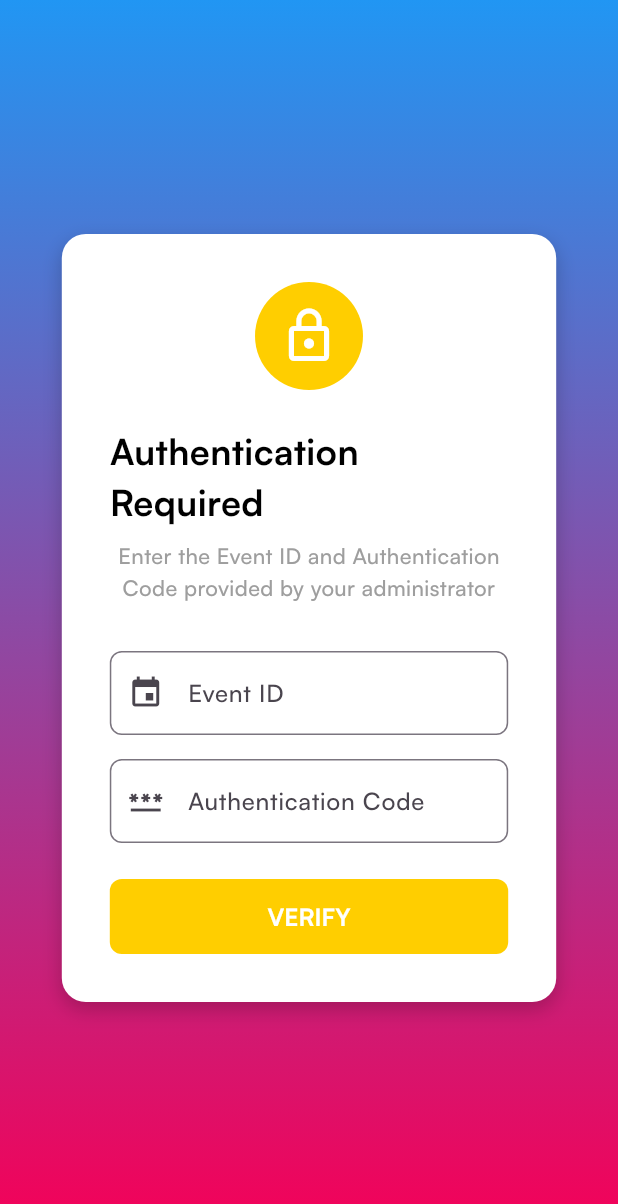
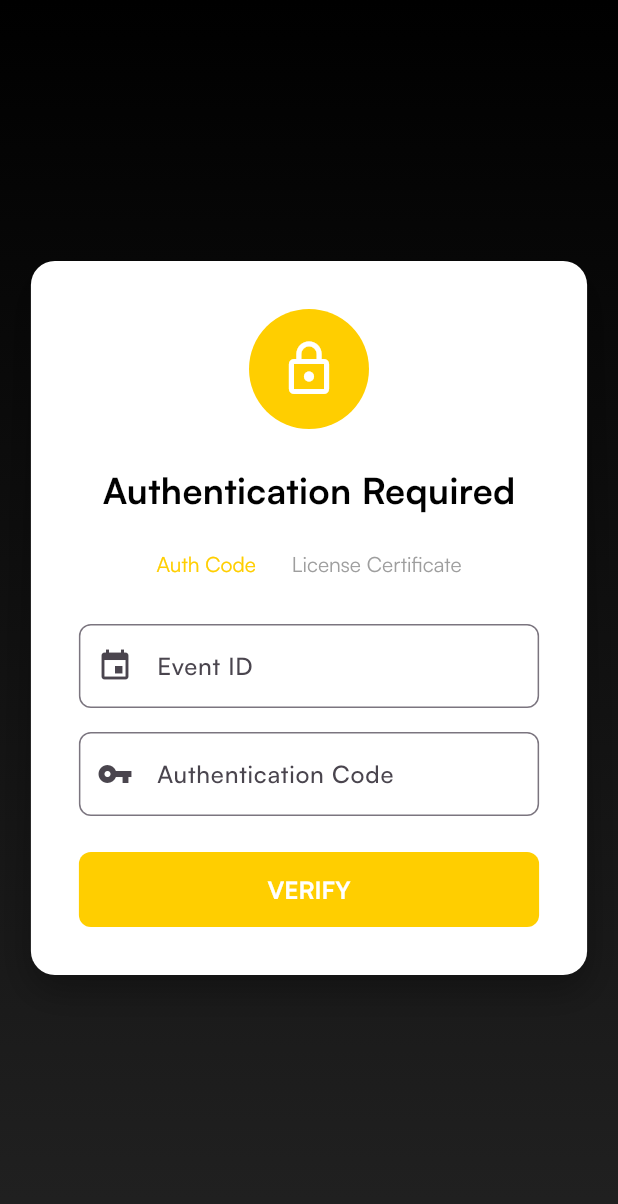
Before and after one commit to Craftech360-projects/Common_Photobooth_Flutter, a Flutter app: the screen it shows after launch, on a phone screen of 412 x 824 dp. Shown: the top 1204 px of the screen. Run offline on Flutter 3.47's test engine with Material 3 defaults, Android fonts, the phone set to English and light mode, and no system bars; our stand-ins replace camera, file_picker, flutter_colorpicker, flutter_secure_storage, qr_flutter, shared_preferences and 2 more; missing offline and left inert: camera_macos, camera_platform_interface, camera_windows; accounts and stored records are empty.

Commit message:
License key setup added

```diff
--- a/lib/presentation/auth_screen.dart
+++ b/lib/presentation/auth_screen.dart
@@ -1,3 +1,6 @@
+import 'dart:io';
+
+import 'package:file_picker/file_picker.dart';
 import 'package:flutter/material.dart';
 import 'package:photobooth_flutter/core/themes/app_colors.dart';
 import 'package:photobooth_flutter/providers/auth_provider.dart';
@@ -15,6 +18,9 @@
   final _formKey = GlobalKey<FormState>();
   final _eventIdController = TextEditingController();
   final _authCodeController = TextEditingController();
+  bool _showLicenseInput = false;
+  String? _licenseContent;
+  String? _licenseFileName;
 
   @override
   void dispose() {
@@ -27,15 +33,50 @@
     if (_formKey.currentState?.validate() ?? false) {
       final authProvider = Provider.of<AuthProvider>(context, listen: false);
 
-      final success = await authProvider.verifyAuthCode(
+      bool success;
+      if (_showLicenseInput) {
+        // Verify license certificate
+        if (_licenseContent == null) {
+          // Use the new setError method instead of direct assignment
+          authProvider
+              .setError('Please select a license file or enter license text');
+          return;
+        }
+        success = await authProvider.verifyLicense(_licenseContent!);
+      } else {
+        // Verify with event ID and auth code
+        success = await authProvider.verifyAuthCode(
           eventId: _eventIdController.text.trim(),
           authCode: _authCodeController.text.trim(),
         );
+      }
 
       if (success && mounted) {
         await Navigator.of(context)
             .pushReplacementNamed(AppRoutes.welcomeScreen);
       }
+    }
+  }
+
+  Future<void> _pickLicenseFile() async {
+    try {
+      FilePickerResult? result = await FilePicker.platform.pickFiles(
+        type: FileType.custom,
+        allowedExtensions: ['lic', 'txt'],
+      );
+
+      if (result != null) {
+        File file = File(result.files.single.path!);
+        String content = await file.readAsString();
+        setState(() {
+          _licenseContent = content;
+          _licenseFileName = result.files.single.name;
+        });
+      }
+    } on Exception catch (e) {
+      final authProvider = Provider.of<AuthProvider>(context, listen: false);
+      // Use the new setError method here too
+      authProvider.setError('Error reading license file: $e');
     }
   }
 
@@ -47,39 +88,43 @@
     return Scaffold(
       body: Container(
         width: double.infinity,
-        decoration: const BoxDecoration(
+        height: double.infinity,
+        decoration: BoxDecoration(
           gradient: LinearGradient(
             begin: Alignment.topCenter,
             end: Alignment.bottomCenter,
-            colors: [Color(0xFF2196F3), Color(0xFFF50057)],
+            colors: [
+              Colors.black,
+              Colors.grey[900]!,
+            ],
           ),
         ),
-        child: Column(
-          mainAxisAlignment: MainAxisAlignment.center,
-          children: [
-            Expanded(
         child: Center(
           child: SingleChildScrollView(
             child: Container(
-                    width: size.width * 0.8,
+              width: size.width * 0.9,
+              constraints: const BoxConstraints(
+                maxWidth: 400,
+              ),
               padding: const EdgeInsets.all(32),
               decoration: BoxDecoration(
                 color: Colors.white,
                 borderRadius: BorderRadius.circular(16),
                 boxShadow: [
                   BoxShadow(
-                          color: Colors.black.withValues(alpha: 0.2),
-                          blurRadius: 10,
-                          offset: const Offset(0, 5),
+                    color: Colors.black.withOpacity(0.3),
+                    blurRadius: 20,
+                    offset: const Offset(0, 10),
                   ),
                 ],
               ),
               child: Column(
                 mainAxisSize: MainAxisSize.min,
                 children: [
-                        // Logo or Icon
+                  // Icon
                   Container(
-                          padding: const EdgeInsets.all(16),
+                    width: 80,
+                    height: 80,
                     decoration: const BoxDecoration(
                       color: AppColors.goldenYellow,
                       shape: BoxShape.circle,
@@ -103,22 +148,47 @@
                   ),
                   const SizedBox(height: 8),
 
-                        // Subtitle
-                        const Text(
-                          'Enter the Event ID and Authentication Code provided by your administrator',
-                          textAlign: TextAlign.center,
-                          style: TextStyle(
-                            color: Colors.grey,
-                            fontFamily: 'Satoshi',
+                  // Toggle between auth methods
+                  Row(
+                    mainAxisAlignment: MainAxisAlignment.center,
+                    children: [
+                      TextButton(
+                        onPressed: () {
+                          setState(() {
+                            _showLicenseInput = false;
+                          });
+                        },
+                        style: TextButton.styleFrom(
+                          foregroundColor: !_showLicenseInput
+                              ? AppColors.goldenYellow
+                              : Colors.grey,
                         ),
+                        child: const Text('Auth Code'),
                       ),
-                        const SizedBox(height: 32),
+                      TextButton(
+                        onPressed: () {
+                          setState(() {
+                            _showLicenseInput = true;
+                          });
+                        },
+                        style: TextButton.styleFrom(
+                          foregroundColor: _showLicenseInput
+                              ? AppColors.goldenYellow
+                              : Colors.grey,
+                        ),
+                        child: const Text('License Certificate'),
+                      ),
+                    ],
+                  ),
+                  const SizedBox(height: 16),
 
                   // Form
                   Form(
                     key: _formKey,
                     child: Column(
                       children: [
+                        if (!_showLicenseInput) ...[
+                          // Event ID field
                           TextFormField(
                             controller: _eventIdController,
                             decoration: InputDecoration(
@@ -137,6 +207,8 @@
                             enabled: !authProvider.isLoading,
                           ),
                           const SizedBox(height: 16),
+
+                          // Auth code field
                           TextFormField(
                             controller: _authCodeController,
                             decoration: InputDecoration(
@@ -144,7 +216,7 @@
                               border: OutlineInputBorder(
                                 borderRadius: BorderRadius.circular(8),
                               ),
-                                  prefixIcon: const Icon(Icons.password),
+                              prefixIcon: const Icon(Icons.vpn_key),
                             ),
                             validator: (value) {
                               if (value == null || value.isEmpty) {
@@ -158,6 +230,63 @@
                             keyboardType: TextInputType.number,
                             enabled: !authProvider.isLoading,
                           ),
+                        ] else ...[
+                          // License certificate input
+                          Column(
+                            children: [
+                              if (_licenseFileName != null)
+                                Padding(
+                                  padding: const EdgeInsets.only(bottom: 8.0),
+                                  child: Text(
+                                    'Selected file: $_licenseFileName',
+                                    style: const TextStyle(
+                                      color: Colors.green,
+                                    ),
+                                  ),
+                                ),
+                              Row(
+                                children: [
+                                  Expanded(
+                                    child: ElevatedButton.icon(
+                                      onPressed: _pickLicenseFile,
+                                      icon: const Icon(Icons.file_upload),
+                                      label: const Text('Select License File'),
+                                      style: ElevatedButton.styleFrom(
+                                        backgroundColor: Colors.grey[200],
+                                        foregroundColor: Colors.black87,
+                                      ),
+                                    ),
+                                  ),
+                                ],
+                              ),
+                              const SizedBox(height: 16),
+                              const Text(
+                                'OR',
+                                style: TextStyle(
+                                  color: Colors.grey,
+                                  fontWeight: FontWeight.bold,
+                                ),
+                              ),
+                              const SizedBox(height: 16),
+                              TextFormField(
+                                decoration: InputDecoration(
+                                  labelText: 'Paste License Certificate',
+                                  border: OutlineInputBorder(
+                                    borderRadius: BorderRadius.circular(8),
+                                  ),
+                                  alignLabelWithHint: true,
+                                ),
+                                maxLines: 4,
+                                onChanged: (value) {
+                                  setState(() {
+                                    _licenseContent = value;
+                                  });
+                                },
+                                enabled: !authProvider.isLoading,
+                              ),
+                            ],
+                          ),
+                        ],
                         if (authProvider.error != null) ...[
                           const SizedBox(height: 16),
                           Text(
@@ -173,9 +302,8 @@
                           width: double.infinity,
                           height: 50,
                           child: ElevatedButton(
-                                  onPressed: authProvider.isLoading
-                                      ? null
-                                      : _handleSubmit,
+                            onPressed:
+                                authProvider.isLoading ? null : _handleSubmit,
                             style: ElevatedButton.styleFrom(
                               backgroundColor: AppColors.goldenYellow,
                               foregroundColor: Colors.white,
@@ -192,9 +320,11 @@
                                       strokeWidth: 2,
                                     ),
                                   )
-                                      : const Text(
-                                          'VERIFY',
-                                          style: TextStyle(
+                                : Text(
+                                    _showLicenseInput
+                                        ? 'VERIFY LICENSE'
+                                        : 'VERIFY',
+                                    style: const TextStyle(
                                       fontSize: 16,
                                       fontWeight: FontWeight.bold,
                                       fontFamily: 'Satoshi',
@@ -211,9 +341,6 @@
           ),
         ),
       ),
-          ],
-        ),
-      ),
     );
   }
 }
--- a/pubspec.yaml
+++ b/pubspec.yaml
@@ -11,10 +11,12 @@
   camera_macos: ^0.0.9
   camera_platform_interface: ^2.7.0
   camera_windows: ^0.2.6+2
+  crypto: ^3.0.6
   file_picker: ^9.2.1
   flutter:
     sdk: flutter
   flutter_colorpicker: ^1.1.0
+  flutter_secure_storage: ^9.2.4
   http: ^1.3.0
   image: ^4.5.4
   lottie: ^3.3.1
```
Also changed, not shown: lib/providers/auth_provider.dart (+39 -0 lines), lib/services/license_service.dart (added, +240 -0 lines), pubspec.lock, 3 other files. Lines whose indentation alone changed are shown as unchanged.
